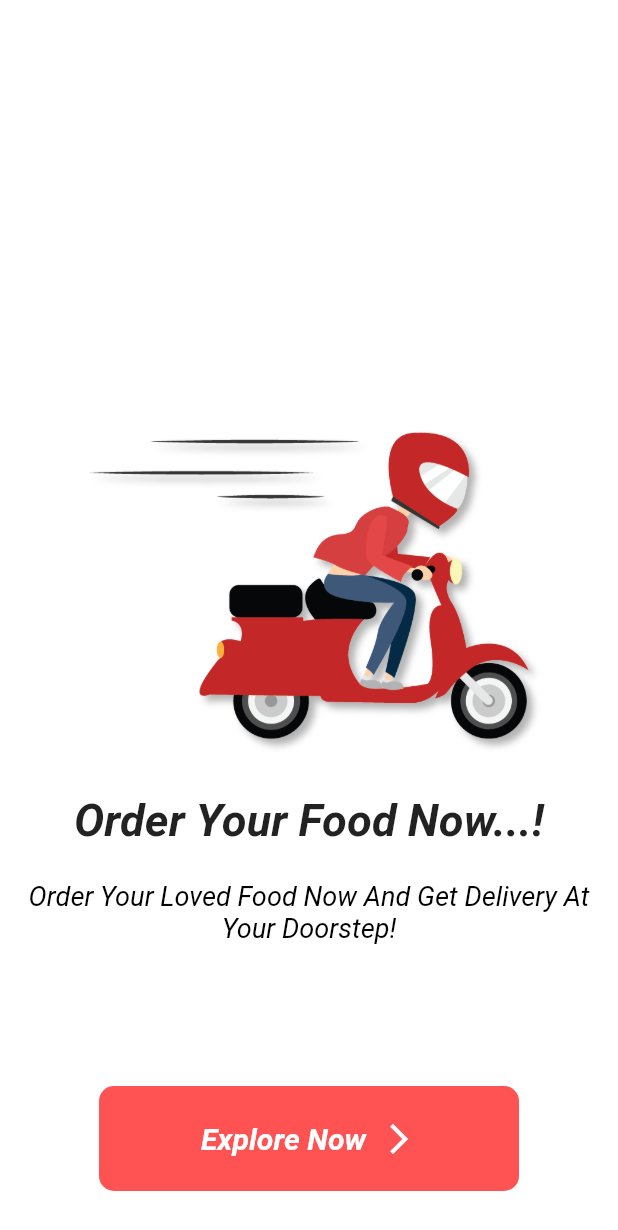
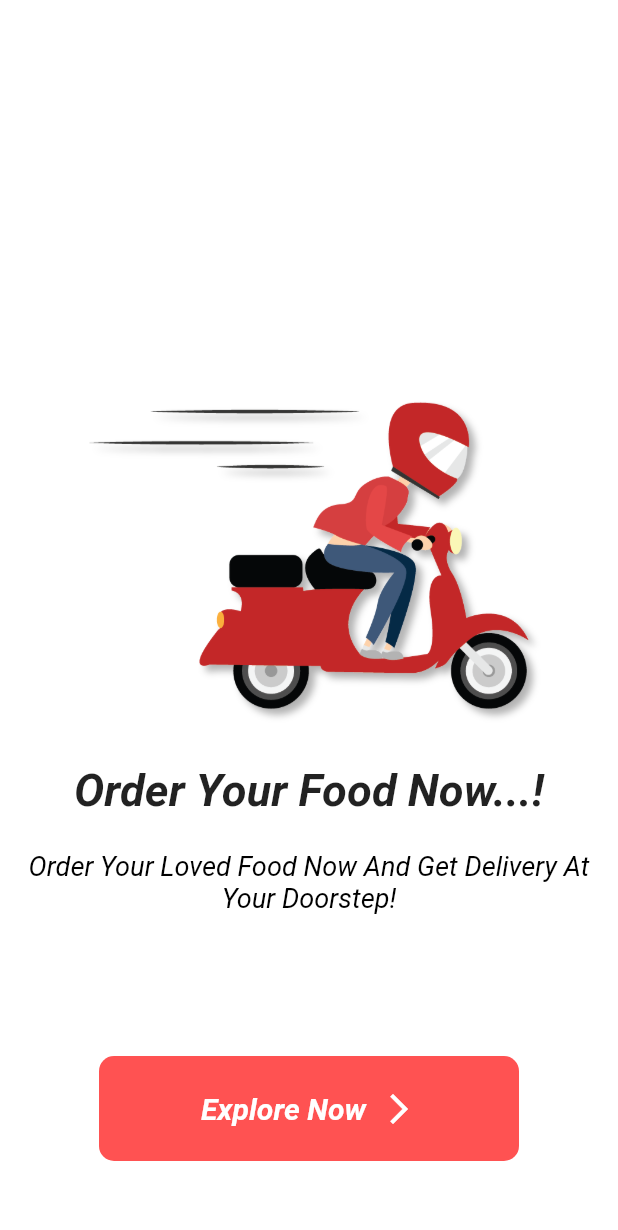
Before and after one commit to hsni4572/food_ordering_app_ui_design, a Flutter app: the screen it shows after launch, on a phone screen of 412 x 824 dp. Shown: the top 1230 px of the screen. Run offline on Flutter 3.47's test engine with Material 2 defaults, Android fonts, the phone set to English and light mode, and no system bars.

Commit message:
git commit

```diff
--- a/lib/welcome_page.dart
+++ b/lib/welcome_page.dart
@@ -72,7 +72,7 @@ class welcome_page extends StatelessWidget {
             ),
           ),
           SizedBox(
-            height: 30,
+            height: 50,
           )
         ],
       ),
```
